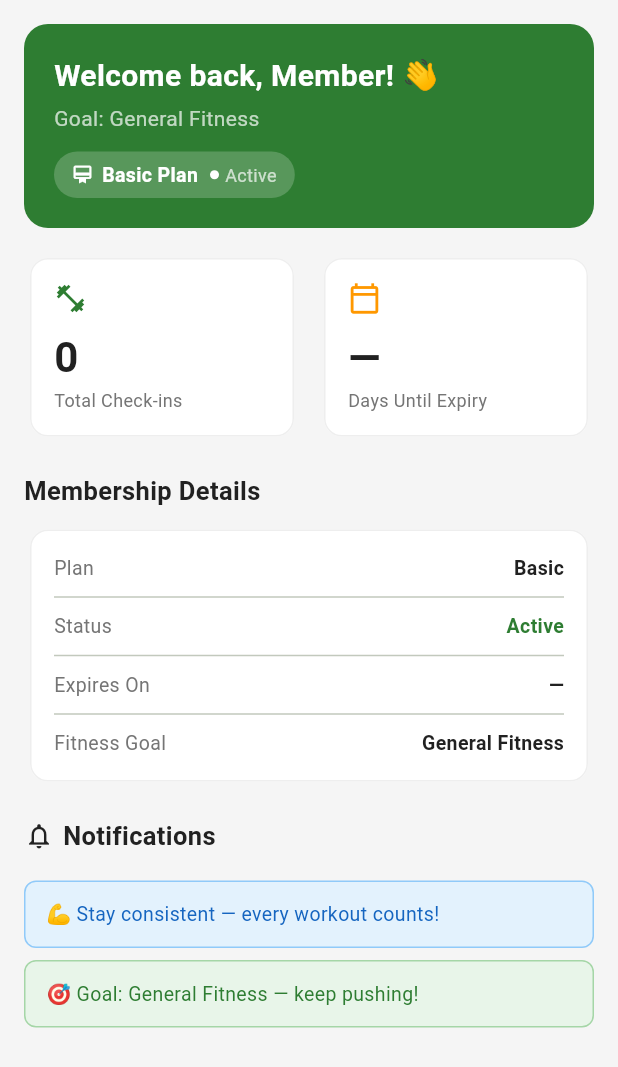
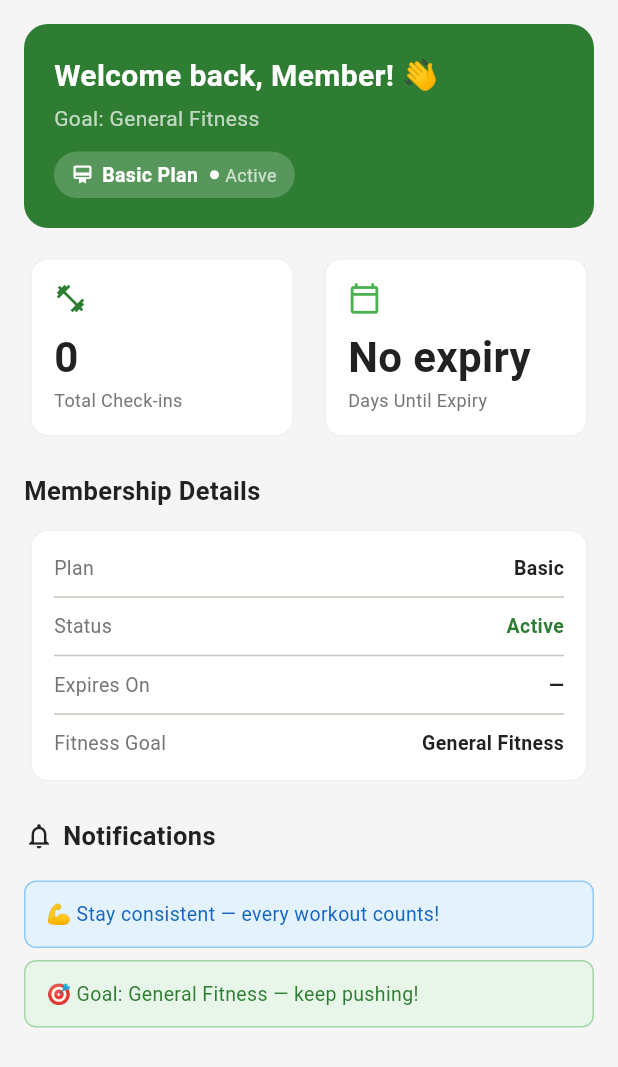
Before and after one commit to AbhigyaPun/GymBhai, a Flutter app: the HomeScreen screen opened directly, on a phone screen of 412 x 824 dp. Shown: the top 1067 px of the screen. Run offline on Flutter 3.47's test engine with Material 3 defaults, Android fonts, the phone set to English and light mode, and no system bars; our stand-ins replace flutter_secure_storage, qr_flutter; accounts and stored records are empty; network calls fail.

Commit message:
fetch fresh profile data for dynamic days until expiry

```diff
--- a/frontend/lib/screens/home_screen.dart
+++ b/frontend/lib/screens/home_screen.dart
@@ -1,6 +1,9 @@
 import 'package:flutter/material.dart';
 import '../theme/app_theme.dart';
 import '../services/auth_service.dart';
+import 'dart:convert';
+import 'package:http/http.dart' as http;
+import '../config/app_config.dart';
 
 class HomeScreen extends StatefulWidget {
   const HomeScreen({super.key});
@@ -20,27 +23,48 @@ class _HomeScreenState extends State<HomeScreen> {
   }
 
   Future<void> _loadMember() async {
-    final member = await AuthService.getMember();
-    if (mounted) setState(() { _member = member; _loading = false; });
+    try {
+      final token = await AuthService.getToken();
+      final res = await http.get(
+        Uri.parse('${AppConfig.apiBaseUrl}/member/profile/'),
+        headers: {'Authorization': 'Bearer $token'},
+      );
+      if (res.statusCode == 200) {
+        final data = jsonDecode(res.body) as Map<String, dynamic>;
+        await AuthService.updateMember(data);
+        if (mounted) setState(() { _member = data; _loading = false; });
+      } else {
+        final cached = await AuthService.getMember();
+        if (mounted) setState(() { _member = cached; _loading = false; });
+      }
+    } catch (e) {
+      final cached = await AuthService.getMember();
+      if (mounted) setState(() { _member = cached; _loading = false; });
+    }
   }
 
   String get _firstName {
     if (_member == null) return 'Member';
-    final first = _member!['first_name'] ?? '';
-    return first.isNotEmpty ? first : (_member!['username'] ?? 'Member');
+    final first = _member!['first_name']?.toString() ?? '';
+    return first.isNotEmpty ? first : (_member!['username']?.toString() ?? 'Member');
   }
 
+  // membership field is a plain string e.g. "standard", "basic", "premium"
   String get _membershipPlan {
-    final plan = _member?['membership'] ?? 'basic';
+    final plan = _member?['membership']?.toString() ?? 'basic';
     return plan[0].toUpperCase() + plan.substring(1);
   }
 
-  String get _status => _member?['status'] ?? 'active';
+  String get _status => _member?['status']?.toString() ?? 'active';
 
-  String get _expiryDate => _member?['expiry_date'] ?? '—';
+  // expiry_date is a top-level field in the profile response
+  String get _expiryDate {
+    final val = _member?['expiry_date'];
+    return val?.toString() ?? '—';
+  }
 
   String get _goal {
-    switch (_member?['goal']) {
+    switch (_member?['goal']?.toString()) {
       case 'bulk': return 'Muscle Building';
       case 'cut': return 'Weight Loss';
       case 'maintain': return 'Maintenance';
@@ -48,14 +72,20 @@ class _HomeScreenState extends State<HomeScreen> {
     }
   }
 
-  int get _checkins => _member?['checkins'] ?? 0;
+  int get _checkins {
+    final val = _member?['checkins'];
+    if (val == null) return 0;
+    if (val is int) return val;
+    return int.tryParse(val.toString()) ?? 0;
+  }
 
   int get _daysUntilExpiry {
-    if (_expiryDate == '—') return -1;
+    final expiry = _expiryDate;
+    if (expiry == '—') return -1;
     try {
-      final expiry = DateTime.parse(_expiryDate);
-      return expiry.difference(DateTime.now()).inDays;
-    } catch (_) {
+      final expiryDate = DateTime.parse(expiry);
+      return expiryDate.difference(DateTime.now()).inDays;
+    } catch (e) {
       return -1;
     }
   }
@@ -155,9 +185,15 @@ class _HomeScreenState extends State<HomeScreen> {
                   Expanded(
                     child: _StatCard(
                       icon: Icons.calendar_today_outlined,
-                      value: days >= 0 ? '$days' : '—',
+                      value: days >= 0 ? '$days days' : days < 0 && _expiryDate != '—' ? 'Expired' : 'No expiry',
                       label: 'Days Until Expiry',
-                      iconColor: days >= 0 && days <= 7 ? Colors.red : Colors.orange,
+                      iconColor: days < 0 && _expiryDate != '—'
+                          ? Colors.red
+                          : days >= 0 && days <= 7
+                              ? Colors.red
+                              : days >= 0 && days <= 30
+                                  ? Colors.orange
+                                   : Colors.green,
                     ),
                   ),
                 ],
@@ -201,7 +237,14 @@ class _HomeScreenState extends State<HomeScreen> {
               ),
               const SizedBox(height: 10),
 
-              if (days >= 0 && days <= 7)
+              if (days < 0 && _expiryDate != '—')
+              _NotificationCard(
+                message: '❌ Your membership has expired! Please renew.',
+                color: Colors.red.shade50,
+                borderColor: Colors.red.shade200,
+                textColor: Colors.red.shade800,
+              )
+            else if (days >= 0 && days <= 7)
               _NotificationCard(
                 message: days == 0
                     ? '⚠️ Your membership expires TODAY! Please renew.'
```
Lines whose indentation alone changed are shown as unchanged.
